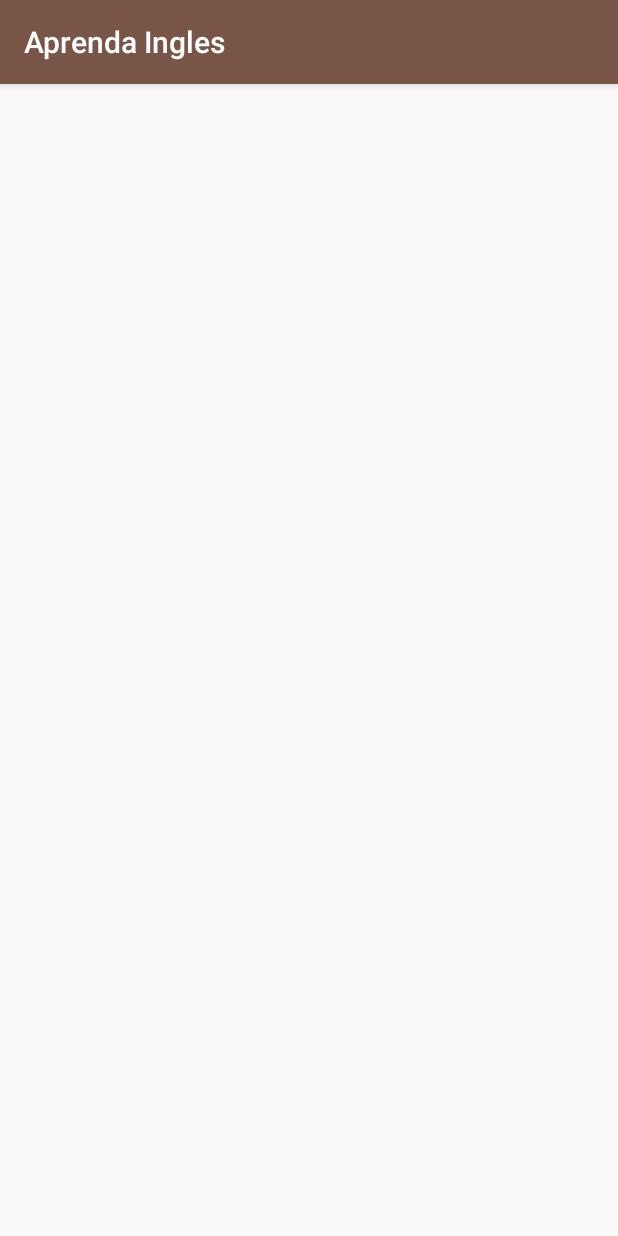
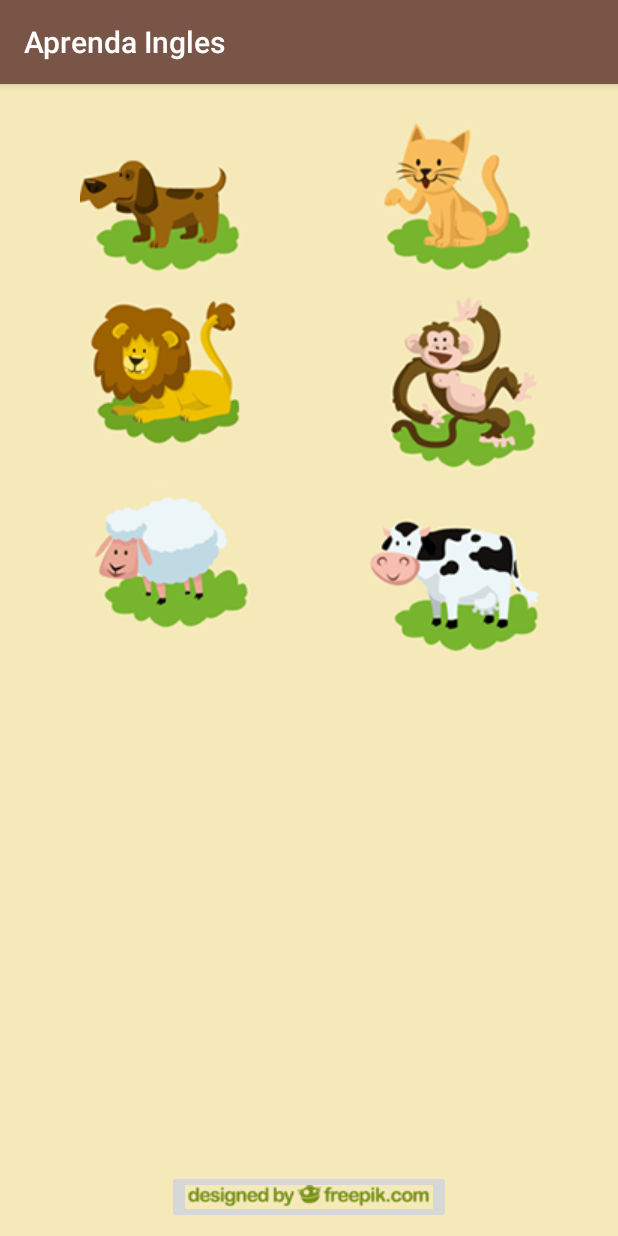
Before and after one commit to leonardo534/aprenda-ingles, an Android app: the fragment BichosFragment shown on its own in the app's theme, on a phone screen of 412 x 824 dp. Run offline under Robolectric (Android 15) with nearby library versions, the phone set to English and light mode, and no system bars.

Commit message:
Adicionado ImageButton com as imagens dos bichos e background alterado

```diff
--- a/app/src/main/res/layout/fragment_bichos.xml
+++ b/app/src/main/res/layout/fragment_bichos.xml
@@ -1,10 +1,94 @@
 <?xml version="1.0" encoding="utf-8"?>
 <androidx.constraintlayout.widget.ConstraintLayout xmlns:android="http://schemas.android.com/apk/res/android"
+    xmlns:app="http://schemas.android.com/apk/res-auto"
     xmlns:tools="http://schemas.android.com/tools"
     android:layout_width="match_parent"
     android:layout_height="match_parent"
+    android:background="@color/fundo_bichos"
     tools:context=".Fragments.BichosFragment">
 
 
+    <androidx.constraintlayout.widget.Guideline
+        android:id="@+id/guideline"
+        android:layout_width="wrap_content"
+        android:layout_height="wrap_content"
+        android:orientation="vertical"
+        app:layout_constraintGuide_percent="0.13" />
 
+    <androidx.constraintlayout.widget.Guideline
+        android:id="@+id/guideline2"
+        android:layout_width="wrap_content"
+        android:layout_height="wrap_content"
+        android:orientation="vertical"
+        app:layout_constraintGuide_percent="0.87" />
+
+    <ImageButton
+        android:id="@+id/imageButton"
+        android:layout_width="wrap_content"
+        android:layout_height="wrap_content"
+        android:layout_marginTop="24dp"
+        android:background="@android:color/transparent"
+        android:src="@drawable/cao"
+        app:layout_constraintStart_toStartOf="@+id/guideline"
+        app:layout_constraintTop_toTopOf="parent" />
+
+    <ImageButton
+        android:id="@+id/imageButton2"
+        android:layout_width="wrap_content"
+        android:layout_height="wrap_content"
+        android:layout_marginTop="24dp"
+        android:background="@android:color/transparent"
+        android:src="@drawable/gato"
+        app:layout_constraintEnd_toStartOf="@+id/guideline2"
+        app:layout_constraintTop_toTopOf="parent" />
+
+    <ImageButton
+        android:id="@+id/imageButton3"
+        android:layout_width="wrap_content"
+        android:layout_height="wrap_content"
+        android:layout_marginTop="16dp"
+        android:background="@android:color/transparent"
+        android:src="@drawable/leao"
+        app:layout_constraintStart_toStartOf="@+id/guideline"
+        app:layout_constraintTop_toBottomOf="@+id/imageButton" />
+
+    <ImageButton
+        android:id="@+id/imageButton4"
+        android:layout_width="wrap_content"
+        android:layout_height="wrap_content"
+        android:layout_marginTop="16dp"
+        android:background="@android:color/transparent"
+        android:src="@drawable/macaco"
+        app:layout_constraintEnd_toStartOf="@+id/guideline2"
+        app:layout_constraintTop_toBottomOf="@+id/imageButton2" />
+
+    <ImageButton
+        android:id="@+id/imageButton5"
+        android:layout_width="wrap_content"
+        android:layout_height="wrap_content"
+        android:layout_marginTop="24dp"
+        android:background="@android:color/transparent"
+        android:src="@drawable/ovelha"
+        app:layout_constraintStart_toStartOf="@+id/guideline"
+        app:layout_constraintTop_toBottomOf="@+id/imageButton3" />
+
+    <ImageButton
+        android:id="@+id/imageButton6"
+        android:layout_width="wrap_content"
+        android:layout_height="wrap_content"
+        android:layout_marginTop="9dp"
+        android:background="@android:color/transparent"
+        android:src="@drawable/vaca"
+        app:layout_constraintEnd_toStartOf="@+id/guideline2"
+        app:layout_constraintTop_toBottomOf="@+id/imageButton4" />
+
+    <ImageButton
+        android:id="@+id/imageButton7"
+        android:layout_width="wrap_content"
+        android:layout_height="wrap_content"
+        android:layout_marginBottom="8dp"
+        android:src="@drawable/direitos"
+        app:layout_constraintBottom_toBottomOf="parent"
+        app:layout_constraintEnd_toStartOf="@+id/guideline2"
+        app:layout_constraintStart_toStartOf="@+id/guideline" />
 </androidx.constraintlayout.widget.ConstraintLayout>
```
